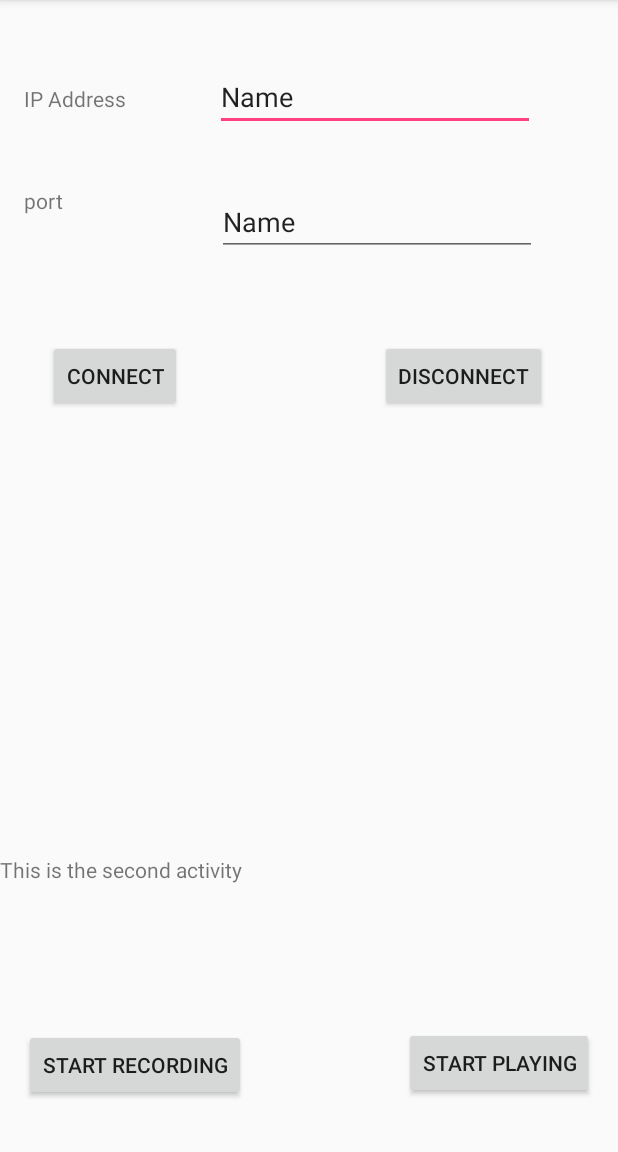
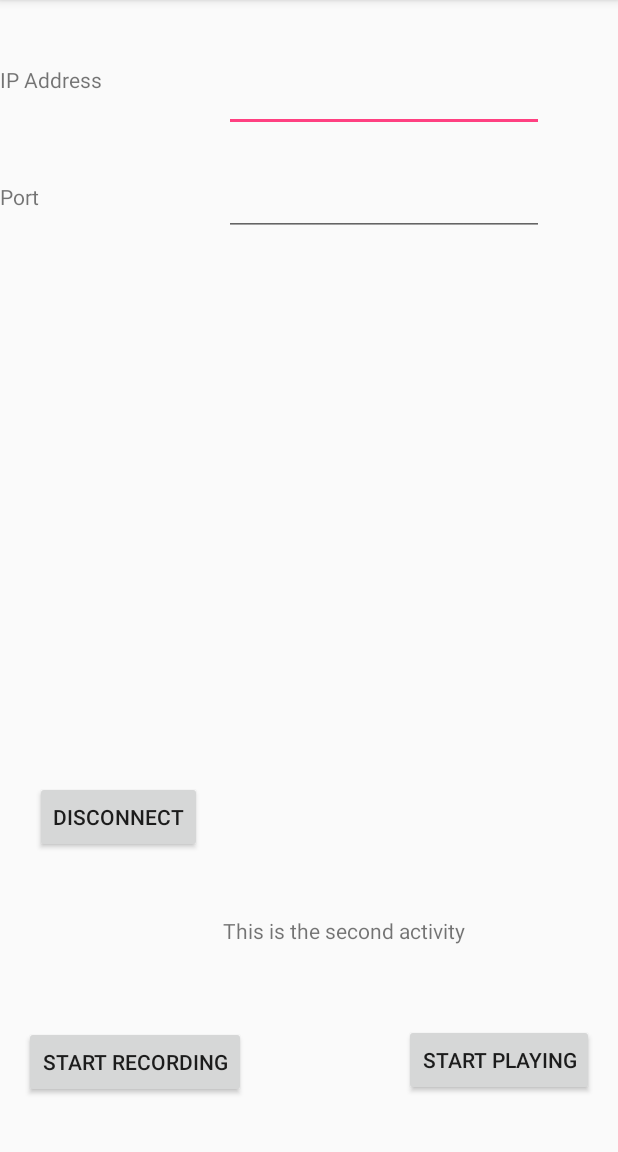
Before and after one commit to JayZejianZhou/Chetai2, an Android app: the SecondActivity screen opened directly, with no data from a screen before it, after a tap on "CONNECT", on a phone screen of 412 x 824 dp, the part 84-1236 px from its top. Run offline under Robolectric (Android 15) with nearby library versions, the phone set to English and light mode, and no system bars; 2 statements that could not run were skipped.

Commit message:
This is the thread version of socket client

```diff
--- a/app/src/main/AndroidManifest.xml
+++ b/app/src/main/AndroidManifest.xml
@@ -7,6 +7,7 @@
     <uses-permission android:name="android.permission.MODIFY_AUDIO_SETTINGS"/>
     <uses-permission android:name="android.permission.BROADCAST_STICKY"/>
     <uses-permission android:name="android.permission.BLUETOOTH_ADMIN"/>
+    <uses-permission android:name="android.permission.INTERNET"/>
 
     <application
         android:allowBackup="true"
--- a/app/src/main/java/com/example/zejian/chetai2/SecondActivity.java
+++ b/app/src/main/java/com/example/zejian/chetai2/SecondActivity.java
@@ -8,6 +8,7 @@ import android.content.IntentFilter;
 import android.content.pm.PackageManager;
 import android.media.AudioManager;
 import android.media.MediaRecorder;
+import android.os.AsyncTask;
 import android.os.Bundle;
 import android.media.MediaPlayer;
 import android.support.annotation.NonNull;
@@ -16,8 +17,12 @@ import android.support.v7.app.AppCompatActivity;
 import android.util.Log;
 import android.view.View;
 import android.widget.Button;
+import android.widget.EditText;
+import android.widget.TextView;
+
 import java.io.IOException;
 import java.io.ByteArrayOutputStream;
+import java.io.InputStream;
 import java.net.Socket;
 import java.net.UnknownHostException;
 /**
@@ -40,6 +45,12 @@ public class SecondActivity extends AppCompatActivity{
     //request permission to RECORD_AUDIO
     private boolean permissionToRecordAccepted =false;
     private String [] permissions = {Manifest.permission.RECORD_AUDIO};
+
+    //variables for socket connection
+    private TextView textResponse;
+    private EditText editTextAddress, editTextPort;
+    public boolean mConnect=true;
+    private Button Button_connect;
 
     @Override
     public void onRequestPermissionsResult(int requestCode, @NonNull String[] permissions, @NonNull int[] grantResults){
@@ -205,6 +216,12 @@ public class SecondActivity extends AppCompatActivity{
         ActivityCompat.requestPermissions(this, permissions, REQUEST_RECORD_AUDIO_PERMISSION);
 
         setContentView(R.layout.activity_second);
+//Get the connect widget
+        editTextAddress = (EditText)findViewById(R.id.editText_ip);
+        editTextPort = (EditText)findViewById(R.id.editText_port);
+        textResponse = (TextView)findViewById(R.id.sample);
+        Button_connect= (Button)findViewById((R.id.button_connect));
+
     }
 
     @Override
@@ -223,11 +240,60 @@ public class SecondActivity extends AppCompatActivity{
        // mBluetoothAdapter.closeProfileProxy(mBluetoothHeadset);
     }
 
-    public void socket_connect(View view){
-
+    public void button_connect_click(View view){
+        socket_connect(mConnect);
+        if(mConnect){
+            Button_connect.setText("Disconnect");
+        }
+        else{
+            Button_connect.setText("Connect");
+        }
+        mConnect=!mConnect;
     }
 
-    public void socket_disconnect(View view){
+    private void socket_connect(Boolean mConnect){
+        MyClientTask  myClientTask =  new MyClientTask(
+                editTextAddress.getText().toString(),
+                Integer.parseInt(editTextPort.getText().toString()));
+        myClientTask.execute();
+    }
 
+    public class MyClientTask extends AsyncTask<Void, Void, Void>{
+        String dstAddress;
+        int dstPort;
+        String response;
+
+        MyClientTask(String addr, int port){
+            dstAddress = addr;
+            dstPort = port;
+        }
+
+        @Override
+        protected Void doInBackground(Void... arg0){
+            try{
+                Socket socket = new Socket(dstAddress,dstPort);
+                InputStream inputStream = socket.getInputStream();
+                ByteArrayOutputStream byteArrayOutputStream = new ByteArrayOutputStream(1024);
+                byte[] buffer = new byte[1024];
+                int bytesRead;
+                while ((bytesRead= inputStream.read(buffer)) != -1){
+                    byteArrayOutputStream.write(buffer, 0, bytesRead);
+                }
+                socket.close();
+                response = byteArrayOutputStream.toString("UTF-8");
+            }catch (UnknownHostException e){
+                e.printStackTrace();
+            }catch (IOException e){
+                e.printStackTrace();
+            }
+            return null;
+        }
+
+        @Override
+        protected void onPostExecute(Void result){
+            textResponse.setText(response);
+            super.onPostExecute(result);
+        }
     }
+
 }
--- a/app/src/main/res/layout/activity_second.xml
+++ b/app/src/main/res/layout/activity_second.xml
@@ -5,19 +5,22 @@
     xmlns:app="http://schemas.android.com/apk/res-auto"
     android:layout_width="match_parent"
     android:layout_height="match_parent"
-    tools:context="com.example.zejian.chetai2.SecondActivity">
+    tools:context="com.example.zejian.chetai2.SecondActivity"
+    tools:layout_editor_absoluteY="81dp"
+    tools:layout_editor_absoluteX="0dp">
 
     <TextView
         android:id="@+id/sample"
         android:layout_width="wrap_content"
         android:layout_height="wrap_content"
         android:text="This is the second activity"
-        app:layout_constraintBottom_toBottomOf="parent"
-        app:layout_constraintHorizontal_bias="0.0"
-        app:layout_constraintLeft_toLeftOf="parent"
-        app:layout_constraintRight_toRightOf="parent"
-        app:layout_constraintTop_toTopOf="parent"
-        app:layout_constraintVertical_bias="0.761" />
+        tools:layout_constraintTop_creator="1"
+        android:layout_marginStart="14dp"
+        android:layout_marginTop="42dp"
+        app:layout_constraintTop_toBottomOf="@+id/button_connect"
+        tools:layout_constraintLeft_creator="1"
+        app:layout_constraintLeft_toRightOf="@+id/button_connect"
+        android:layout_marginLeft="14dp" />
 
     <Button
         android:id="@+id/record_button"
@@ -25,11 +28,11 @@
         android:layout_height="wrap_content"
         android:onClick="record_button"
         android:text="Start Recording"
+        android:layout_marginStart="16dp"
         tools:layout_constraintBottom_creator="1"
-        android:layout_marginStart="16dp"
         app:layout_constraintBottom_toBottomOf="parent"
         tools:layout_constraintLeft_creator="1"
-        android:layout_marginBottom="34dp"
+        android:layout_marginBottom="36dp"
         app:layout_constraintLeft_toLeftOf="parent"
         android:layout_marginLeft="16dp" />
 
@@ -39,105 +42,80 @@
         android:layout_height="wrap_content"
         android:onClick="play_button"
         android:text="Start Playing"
+        android:layout_marginEnd="16dp"
         tools:layout_constraintRight_creator="1"
         tools:layout_constraintBottom_creator="1"
         app:layout_constraintBottom_toBottomOf="parent"
-        android:layout_marginEnd="16dp"
         app:layout_constraintRight_toRightOf="parent"
-        android:layout_marginBottom="35dp"
+        android:layout_marginBottom="37dp"
         android:layout_marginRight="16dp" />
 
     <EditText
-        android:id="@+id/text_ip"
+        android:id="@+id/editText_ip"
         android:layout_width="wrap_content"
         android:layout_height="wrap_content"
         android:ems="10"
         android:inputType="text"
-        android:text="Name"
-        tools:layout_constraintTop_creator="1"
+        app:layout_constraintBottom_toBottomOf="@+id/textView2"
+        app:layout_constraintLeft_toLeftOf="@+id/editText_port"
+        app:layout_constraintRight_toRightOf="@+id/editText_port"
+        app:layout_constraintTop_toTopOf="@+id/textView2"
+        tools:layout_constraintBottom_creator="1"
+        tools:layout_constraintLeft_creator="1"
         tools:layout_constraintRight_creator="1"
-        android:layout_marginEnd="55dp"
-        app:layout_constraintRight_toRightOf="parent"
-        android:layout_marginTop="42dp"
-        app:layout_constraintTop_toTopOf="parent"
-        android:layout_marginRight="55dp" />
+        tools:layout_constraintTop_creator="1" />
 
     <TextView
         android:id="@+id/textView2"
-        android:layout_width="132dp"
+        android:layout_width="0dp"
         android:layout_height="43dp"
         android:text="IP Address"
-        app:layout_constraintRight_toLeftOf="@+id/text_ip"
-        tools:layout_constraintRight_creator="1"
-        android:layout_marginStart="16dp"
-        android:layout_marginEnd="18dp"
-        app:layout_constraintBaseline_toBaselineOf="@+id/text_ip"
-        tools:layout_constraintBaseline_creator="1"
+        tools:layout_constraintTop_creator="1"
+        tools:layout_constraintBottom_creator="1"
+        app:layout_constraintBottom_toTopOf="@+id/textView"
+        android:layout_marginTop="43dp"
         tools:layout_constraintLeft_creator="1"
+        android:layout_marginBottom="35dp"
         app:layout_constraintLeft_toLeftOf="parent"
-        android:layout_marginLeft="16dp"
-        android:layout_marginRight="18dp"
-        app:layout_constraintHorizontal_bias="0.0" />
+        app:layout_constraintTop_toTopOf="parent" />
 
-    <TextView
-        android:id="@+id/textView3"
+    <EditText
+        android:id="@+id/editText_port"
         android:layout_width="wrap_content"
         android:layout_height="wrap_content"
-        android:text="port"
-        tools:layout_constraintTop_creator="1"
-        tools:layout_constraintBottom_creator="1"
-        app:layout_constraintBottom_toTopOf="@+id/button_connect"
-        android:layout_marginStart="16dp"
-        android:layout_marginTop="80dp"
-        tools:layout_constraintLeft_creator="1"
-        android:layout_marginBottom="81dp"
-        app:layout_constraintLeft_toLeftOf="parent"
-        app:layout_constraintTop_toTopOf="@+id/text_ip"
-        android:layout_marginLeft="16dp" />
-
-    <EditText
-        android:id="@+id/text_port"
-        android:layout_width="wrap_content"
-        android:layout_height="wrap_content"
+        android:layout_marginEnd="49dp"
+        android:layout_marginRight="49dp"
+        android:layout_marginTop="24dp"
         android:ems="10"
         android:inputType="number"
-        android:text="Name"
-        tools:layout_constraintTop_creator="1"
-        android:layout_marginStart="1dp"
-        android:layout_marginTop="38dp"
-        app:layout_constraintTop_toBottomOf="@+id/text_ip"
-        tools:layout_constraintLeft_creator="1"
-        app:layout_constraintLeft_toLeftOf="@+id/text_ip"
-        android:layout_marginLeft="1dp" />
+        app:layout_constraintRight_toRightOf="parent"
+        app:layout_constraintTop_toBottomOf="@+id/editText_ip"
+        tools:layout_constraintRight_creator="1"
+        tools:layout_constraintTop_creator="1" />
 
     <Button
         android:id="@+id/button_connect"
         android:layout_width="wrap_content"
         android:layout_height="wrap_content"
-        android:onClick="socket_connect"
+        android:layout_marginStart="23dp"
+        android:onClick="button_connect_click"
         android:text="Connect"
+        tools:layout_constraintBottom_creator="1"
+        app:layout_constraintBottom_toBottomOf="parent"
+        tools:layout_constraintLeft_creator="1"
+        android:layout_marginBottom="199dp"
+        app:layout_constraintLeft_toLeftOf="parent"
+        android:layout_marginLeft="23dp" />
+
+    <TextView
+        android:id="@+id/textView"
+        android:layout_width="wrap_content"
+        android:layout_height="wrap_content"
+        android:text="Port"
         tools:layout_constraintTop_creator="1"
-        tools:layout_constraintBottom_creator="1"
-        android:layout_marginStart="32dp"
-        app:layout_constraintBottom_toBottomOf="@+id/button_disconnect"
+        android:layout_marginTop="121dp"
         tools:layout_constraintLeft_creator="1"
         app:layout_constraintLeft_toLeftOf="parent"
-        app:layout_constraintTop_toTopOf="@+id/button_disconnect"
-        android:layout_marginLeft="32dp"
-        app:layout_constraintVertical_bias="0.0" />
-
-    <Button
-        android:id="@+id/button_disconnect"
-        android:layout_width="wrap_content"
-        android:layout_height="wrap_content"
-        android:layout_marginEnd="47dp"
-        android:layout_marginRight="47dp"
-        android:layout_marginTop="56dp"
-        android:onClick="socket_disconnect"
-        android:text="disconnect"
-        app:layout_constraintRight_toRightOf="parent"
-        app:layout_constraintTop_toBottomOf="@+id/text_port"
-        tools:layout_constraintRight_creator="1"
-        tools:layout_constraintTop_creator="1" />
+        app:layout_constraintTop_toTopOf="parent" />
 
 </android.support.constraint.ConstraintLayout>
```
